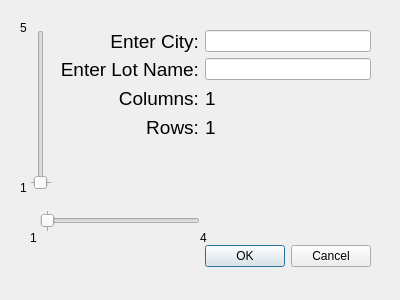
Before: the Qt Designer form DronePark1/DronePark1/newlot.ui in Nomen-Naught/DronePark1, drawn with Qt 5.
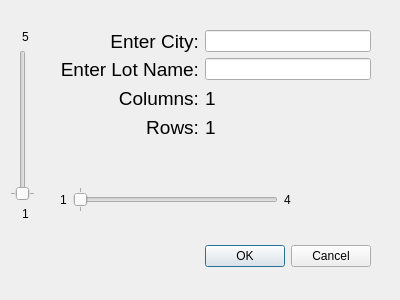
After: the same form once the commit is applied.

Commit message: tweaked new lot a bit more, added the anayltics tab

```diff
--- a/DronePark1/DronePark1/newlot.ui
+++ b/DronePark1/DronePark1/newlot.ui
@@ -32,105 +32,6 @@
     <bool>false</bool>
    </property>
   </widget>
-  <widget class="QSlider" name="numCol">
-   <property name="geometry">
-    <rect>
-     <x>40</x>
-     <y>210</y>
-     <width>160</width>
-     <height>22</height>
-    </rect>
-   </property>
-   <property name="minimum">
-    <number>1</number>
-   </property>
-   <property name="maximum">
-    <number>4</number>
-   </property>
-   <property name="value">
-    <number>1</number>
-   </property>
-   <property name="orientation">
-    <enum>Qt::Horizontal</enum>
-   </property>
-   <property name="tickPosition">
-    <enum>QSlider::TicksBothSides</enum>
-   </property>
-  </widget>
-  <widget class="QSlider" name="numRow">
-   <property name="geometry">
-    <rect>
-     <x>30</x>
-     <y>30</y>
-     <width>22</width>
-     <height>160</height>
-    </rect>
-   </property>
-   <property name="minimum">
-    <number>1</number>
-   </property>
-   <property name="maximum">
-    <number>5</number>
-   </property>
-   <property name="orientation">
-    <enum>Qt::Vertical</enum>
-   </property>
-   <property name="tickPosition">
-    <enum>QSlider::TicksBothSides</enum>
-   </property>
-  </widget>
-  <widget class="QLabel" name="vslidelabel1">
-   <property name="geometry">
-    <rect>
-     <x>20</x>
-     <y>180</y>
-     <width>16</width>
-     <height>16</height>
-    </rect>
-   </property>
-   <property name="text">
-    <string>1</string>
-   </property>
-  </widget>
-  <widget class="QLabel" name="vslidelabel2">
-   <property name="geometry">
-    <rect>
-     <x>20</x>
-     <y>20</y>
-     <width>21</width>
-     <height>16</height>
-    </rect>
-   </property>
-   <property name="text">
-    <string>5</string>
-   </property>
-  </widget>
-  <widget class="QLabel" name="hslidelabel1">
-   <property name="geometry">
-    <rect>
-     <x>30</x>
-     <y>230</y>
-     <width>16</width>
-     <height>16</height>
-    </rect>
-   </property>
-   <property name="text">
-    <string>1</string>
-   </property>
-  </widget>
-  <widget class="QLabel" name="hslidelabel2">
-   <property name="geometry">
-    <rect>
-     <x>200</x>
-     <y>230</y>
-     <width>16</width>
-     <height>16</height>
-    </rect>
-   </property>
-   <property name="text">
-    <string>4</string>
-   </property>
-  </widget>
   <widget class="QWidget" name="gridLayoutWidget">
    <property name="geometry">
     <rect>
@@ -248,6 +149,102 @@
     </item>
    </layout>
   </widget>
+  <widget class="QWidget" name="horizontalLayoutWidget">
+   <property name="geometry">
+    <rect>
+     <x>60</x>
+     <y>179</y>
+     <width>231</width>
+     <height>41</height>
+    </rect>
+   </property>
+   <layout class="QHBoxLayout" name="horizontalLayout">
+    <item>
+     <widget class="QLabel" name="hslidelabel1">
+      <property name="text">
+       <string>1</string>
+      </property>
+     </widget>
+    </item>
+    <item>
+     <widget class="QSlider" name="numCol">
+      <property name="minimum">
+       <number>1</number>
+      </property>
+      <property name="maximum">
+       <number>4</number>
+      </property>
+      <property name="value">
+       <number>1</number>
+      </property>
+      <property name="orientation">
+       <enum>Qt::Horizontal</enum>
+      </property>
+      <property name="tickPosition">
+       <enum>QSlider::TicksBothSides</enum>
+      </property>
+     </widget>
+    </item>
+    <item>
+     <widget class="QLabel" name="hslidelabel2">
+      <property name="text">
+       <string>4</string>
+      </property>
+     </widget>
+    </item>
+   </layout>
+  </widget>
+  <widget class="QWidget" name="verticalLayoutWidget">
+   <property name="geometry">
+    <rect>
+     <x>10</x>
+     <y>30</y>
+     <width>31</width>
+     <height>191</height>
+    </rect>
+   </property>
+   <layout class="QVBoxLayout" name="verticalLayout_2">
+    <item>
+     <widget class="QLabel" name="vslidelabel2">
+      <property name="text">
+       <string>5</string>
+      </property>
+      <property name="alignment">
+       <set>Qt::AlignCenter</set>
+      </property>
+     </widget>
+    </item>
+    <item>
+     <widget class="QSlider" name="numRow">
+      <property name="layoutDirection">
+       <enum>Qt::LeftToRight</enum>
+      </property>
+      <property name="minimum">
+       <number>1</number>
+      </property>
+      <property name="maximum">
+       <number>5</number>
+      </property>
+      <property name="orientation">
+       <enum>Qt::Vertical</enum>
+      </property>
+      <property name="tickPosition">
+       <enum>QSlider::TicksBothSides</enum>
+      </property>
+     </widget>
+    </item>
+    <item>
+     <widget class="QLabel" name="vslidelabel1">
+      <property name="text">
+       <string>1</string>
+      </property>
+      <property name="alignment">
+       <set>Qt::AlignCenter</set>
+      </property>
+     </widget>
+    </item>
+   </layout>
+  </widget>
  </widget>
  <resources/>
  <connections>
```
